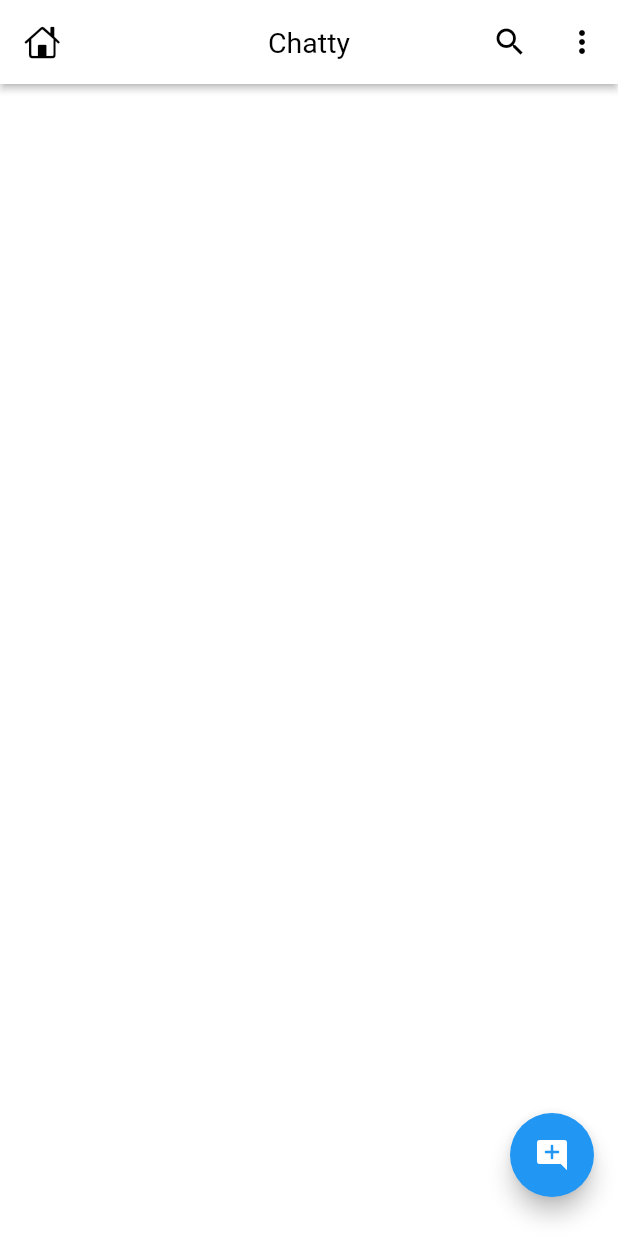
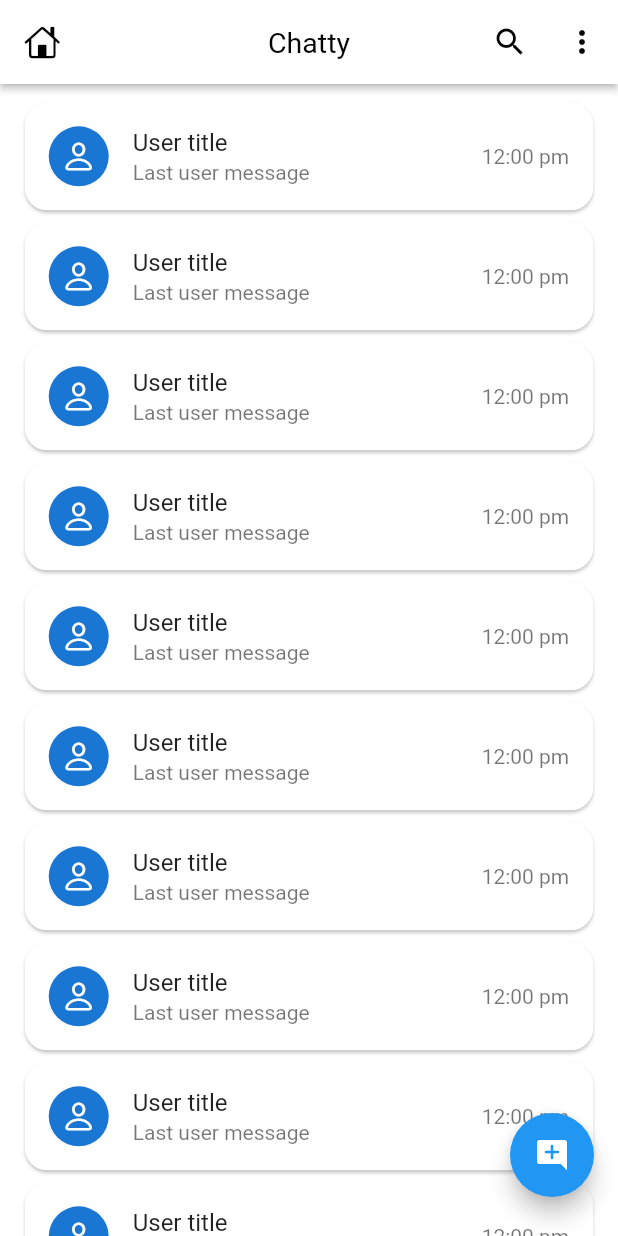
Before and after one commit to MoamenMohamed101/chat_app, a Flutter app: the HomeScreen screen opened directly, on a phone screen of 412 x 824 dp. Run offline on Flutter 3.47's test engine with Material 2 defaults, Android fonts, the phone set to English and light mode, and no system bars; our stand-ins replace cloud_firestore, firebase_auth, firebase_core, google_sign_in; accounts and stored records are empty.

Commit message:
chat_app

```diff
--- /dev/null
+++ b/lib/Api/Api.dart
@@ -0,0 +1,7 @@
+import 'package:cloud_firestore/cloud_firestore.dart';
+import 'package:firebase_auth/firebase_auth.dart';
+
+class Apis{
+  static FirebaseAuth auth = FirebaseAuth.instance;
+  static FirebaseFirestore firebaseFirestore = FirebaseFirestore.instance;
+}
--- a/lib/main.dart
+++ b/lib/main.dart
@@ -10,8 +10,8 @@ void main() async{
   WidgetsFlutterBinding.ensureInitialized();
   SystemChrome.setEnabledSystemUIMode(SystemUiMode.immersiveSticky);
 
-  SystemChrome.setPreferredOrientations([DeviceOrientation.portraitUp , DeviceOrientation.portraitUp]).then((value) {
-    initializeFireBase();
+  SystemChrome.setPreferredOrientations([DeviceOrientation.portraitUp , DeviceOrientation.portraitUp]).then((value) async {
+    await initializeFireBase();
     runApp(const MyApp());
    });
 }
--- a/lib/notes/ui_notes.dart
+++ b/lib/notes/ui_notes.dart
@@ -20,3 +20,6 @@
 // =======================================================================
 // Video number 11
 // 1- To give the status bar the same color of scaffold use SystemChrome.setEnabledSystemUIMode(SystemUiMode.immersiveSticky) in main and add comment from video
+// =======================================================================
+// video number 15
+// 1- ListTile
--- a/lib/screens/auth/login_screen.dart
+++ b/lib/screens/auth/login_screen.dart
@@ -1,5 +1,6 @@
 import 'dart:developer';
 import 'dart:io';
+import 'package:chat_app/Api/Api.dart';
 import 'package:chat_app/helper/dialogs.dart';
 import 'package:chat_app/main.dart';
 import 'package:chat_app/screens/home_screen.dart';
@@ -35,6 +36,7 @@ class _LoginScreenState extends State<LoginScreen> {
   handleGoogleBtnClick() {
     Dialogs.showProgressBar(context);
     signInWithGoogle().then((user) {
+      // for hiding CircularProgressIndicator
       Navigator.pop(context);
       if(user != null){
         log('\nUser : ${user.user}');
@@ -69,7 +71,7 @@ class _LoginScreenState extends State<LoginScreen> {
       );
 
       // Once signed in, return the UserCredential
-      return await FirebaseAuth.instance.signInWithCredential(credential);
+      return await Apis.auth.signInWithCredential(credential);
     } catch(e){
       log('\nsignInWithGoogle : $e');
       Dialogs.showSnackBar(context, 'Something went wrong (Check internet)');
--- a/lib/screens/home_screen.dart
+++ b/lib/screens/home_screen.dart
@@ -1,5 +1,9 @@
+import 'package:chat_app/Api/Api.dart';
+import 'package:chat_app/main.dart';
+import 'package:chat_app/widgets/chat_user_card.dart';
 import 'package:flutter/cupertino.dart';
 import 'package:flutter/material.dart';
+import 'package:google_sign_in/google_sign_in.dart';
 
 class HomeScreen extends StatelessWidget {
   const HomeScreen({Key? key}) : super(key: key);
@@ -25,10 +29,22 @@ class HomeScreen extends StatelessWidget {
       floatingActionButton: Padding(
         padding: const EdgeInsets.only(bottom: 10),
         child: FloatingActionButton(
-          onPressed: () {},
+          onPressed: () async {
+            await Apis.auth.signOut();
+            await GoogleSignIn().signOut();
+          },
           child: const Icon(Icons.add_comment_rounded),
         ),
       ),
+      body: StreamBuilder(builder: (context, snapshot) {
+        return ListView.separated(
+          physics: const BouncingScrollPhysics(),
+          padding: EdgeInsets.only(top: mq.height * .01),
+          itemBuilder: (context, index) => const ChatUserCard(),
+          separatorBuilder: (context, index) => Container(),
+          itemCount: 16,
+        );
+      }),
     );
   }
 }
--- /dev/null
+++ b/lib/widgets/chat_user_card.dart
@@ -0,0 +1,37 @@
+import 'package:chat_app/main.dart';
+import 'package:flutter/cupertino.dart';
+import 'package:flutter/material.dart';
+
+class ChatUserCard extends StatefulWidget {
+  const ChatUserCard({Key? key}) : super(key: key);
+
+  @override
+  State<ChatUserCard> createState() => _ChatUserCardState();
+}
+
+class _ChatUserCardState extends State<ChatUserCard> {
+  @override
+  Widget build(BuildContext context) {
+    return InkWell(
+      onTap: () {},
+      child: Card(
+        margin: EdgeInsets.symmetric(horizontal: mq.width * .04, vertical: 4),
+        shape: RoundedRectangleBorder(
+          borderRadius: BorderRadius.circular(15),
+        ),
+        elevation: 1,
+        child: const ListTile(
+          title: Text('User title'),
+          subtitle: Text('Last user message', maxLines: 1),
+          leading: CircleAvatar(
+            child: Icon(CupertinoIcons.person),
+          ),
+          trailing: Text(
+            '12:00 pm',
+            style: TextStyle(color: Colors.black54),
+          ),
+        ),
+      ),
+    );
+  }
+}
--- a/pubspec.yaml
+++ b/pubspec.yaml
@@ -37,6 +37,7 @@ dependencies:
   cupertino_icons: ^1.0.2
   firebase_core: ^2.13.0
   firebase_auth: ^4.6.1
+  cloud_firestore: ^4.8.0
   google_sign_in: ^6.1.2
 
 dev_dependencies:
```
Also changed, not shown: lib/notes/logic_notes.dart (+7 -0 lines), lib/screens/splash_screen.dart (+14 -0 lines), pubspec.lock, 1 other file.
